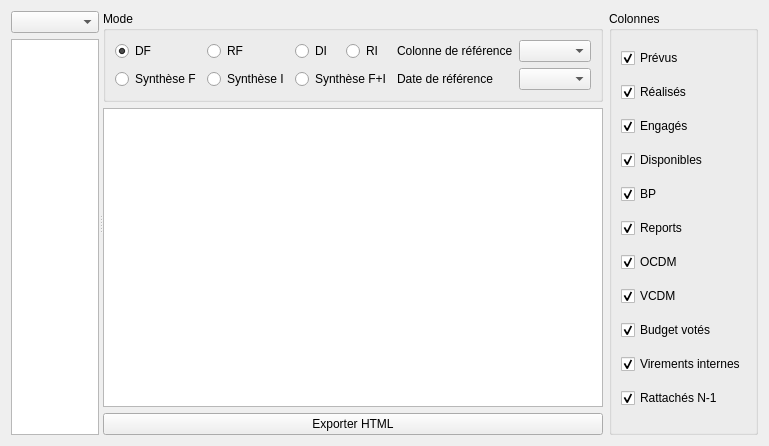
Above: formreportingtables.ui from GiPiLab/ProtonClassicSuite before the change. Below: the same form after it.
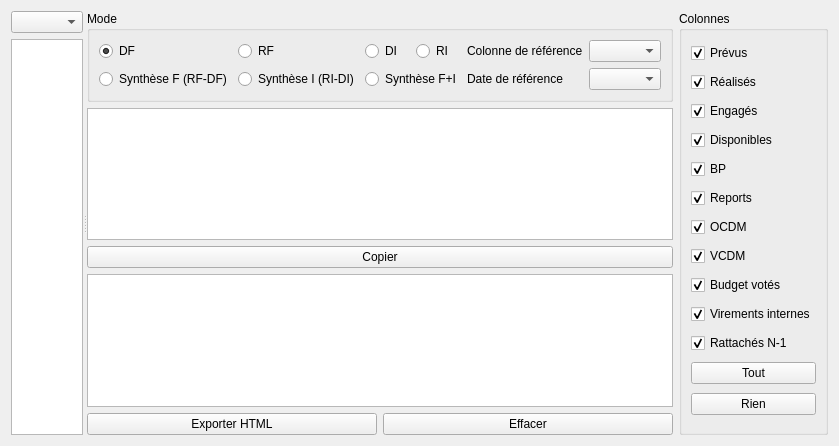
That is the form after the change.

Patch:
```diff
--- a/formreportingtables.ui
+++ b/formreportingtables.ui
@@ -6,7 +6,7 @@
    <rect>
     <x>0</x>
     <y>0</y>
-    <width>769</width>
+    <width>819</width>
     <height>446</height>
    </rect>
   </property>
@@ -40,8 +40,32 @@
       </layout>
      </widget>
      <widget class="QWidget" name="layoutWidget">
-      <layout class="QVBoxLayout" name="verticalLayout_3">
-       <item>
+      <layout class="QGridLayout" name="gridLayout_2">
+       <item row="1" column="0" colspan="2">
+        <widget class="QTableView" name="tableView">
+         <property name="font">
+          <font>
+           <pointsize>8</pointsize>
+          </font>
+         </property>
+         <property name="editTriggers">
+          <set>QAbstractItemView::NoEditTriggers</set>
+         </property>
+         <property name="showDropIndicator" stdset="0">
+          <bool>false</bool>
+         </property>
+         <property name="sortingEnabled">
+          <bool>true</bool>
+         </property>
+         <attribute name="verticalHeaderVisible">
+          <bool>false</bool>
+         </attribute>
+         <attribute name="verticalHeaderDefaultSectionSize">
+          <number>20</number>
+         </attribute>
+        </widget>
+       </item>
+       <item row="0" column="0" colspan="2">
         <widget class="QGroupBox" name="groupBoxMode">
          <property name="title">
           <string>Mode</string>
@@ -101,14 +125,14 @@
           <item row="1" column="0">
            <widget class="QRadioButton" name="radioButtonRFDF">
             <property name="text">
-             <string>Synthèse F</string>
+             <string>Synthèse F (RF-DF)</string>
             </property>
            </widget>
           </item>
           <item row="1" column="1">
            <widget class="QRadioButton" name="radioButtonRIDI">
             <property name="text">
-             <string>Synthèse I</string>
+             <string>Synthèse I (RI-DI)</string>
             </property>
            </widget>
           </item>
@@ -122,32 +146,30 @@
          </layout>
         </widget>
        </item>
-       <item>
-        <widget class="QTableView" name="tableView">
-         <property name="editTriggers">
-          <set>QAbstractItemView::NoEditTriggers</set>
-         </property>
-         <property name="showDropIndicator" stdset="0">
-          <bool>false</bool>
-         </property>
-         <property name="sortingEnabled">
-          <bool>true</bool>
-         </property>
-         <attribute name="verticalHeaderVisible">
-          <bool>false</bool>
-         </attribute>
-         <attribute name="verticalHeaderDefaultSectionSize">
-          <number>20</number>
-         </attribute>
-        </widget>
-       </item>
-       <item>
-        <widget class="QPushButton" name="pushButtonExportHtml">
+       <item row="4" column="0">
+        <widget class="QPushButton" name="pushButtonExportHTML">
          <property name="text">
           <string>Exporter HTML</string>
          </property>
         </widget>
        </item>
+       <item row="2" column="0" colspan="2">
+        <widget class="QPushButton" name="pushButtonCopyToDocument">
+         <property name="text">
+          <string>Copier</string>
+         </property>
+        </widget>
+       </item>
+       <item row="3" column="0" colspan="2">
+        <widget class="QTextEdit" name="textEdit"/>
+       </item>
+       <item row="4" column="1">
+        <widget class="QPushButton" name="pushButtonClear">
+         <property name="text">
+          <string>Effacer</string>
+         </property>
+        </widget>
+       </item>
       </layout>
      </widget>
     </widget>
@@ -268,6 +290,20 @@
         </property>
        </widget>
       </item>
+      <item>
+       <widget class="QPushButton" name="pushButtonSelectAll">
+        <property name="text">
+         <string>Tout</string>
+        </property>
+       </widget>
+      </item>
+      <item>
+       <widget class="QPushButton" name="pushButtonSelectNone">
+        <property name="text">
+         <string>Rien</string>
+        </property>
+       </widget>
+      </item>
      </layout>
     </widget>
    </item>
```
